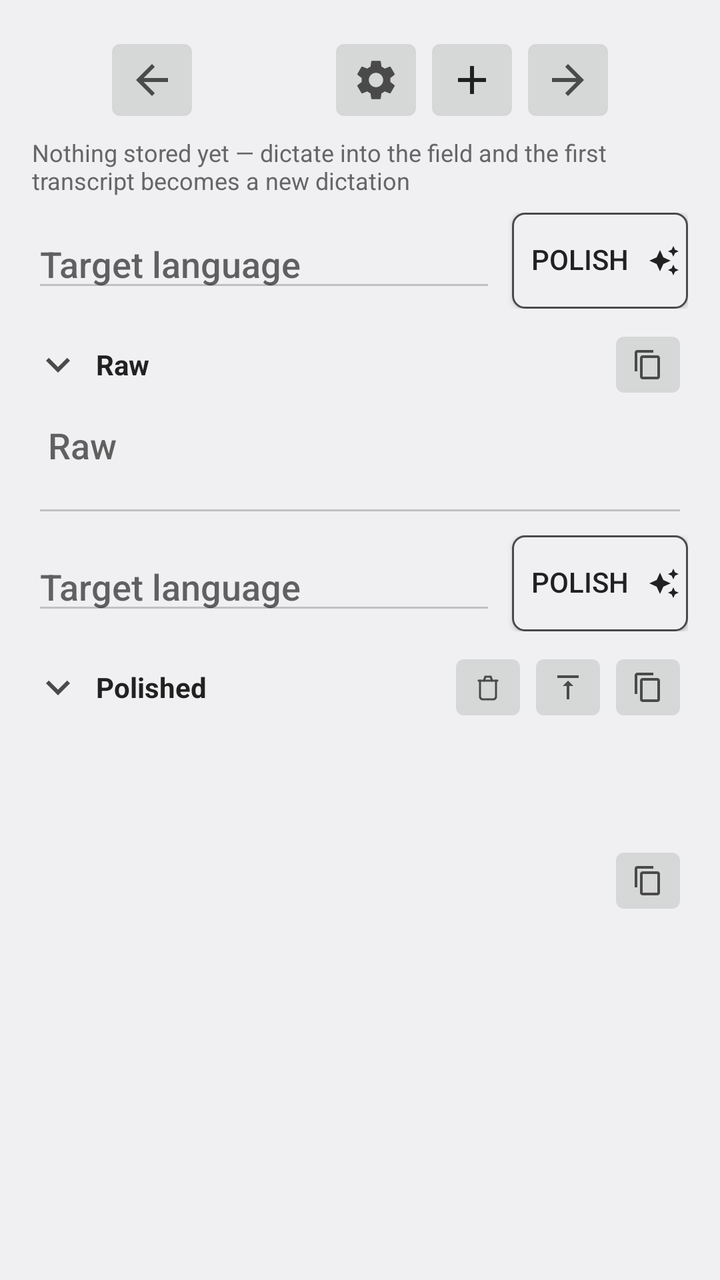
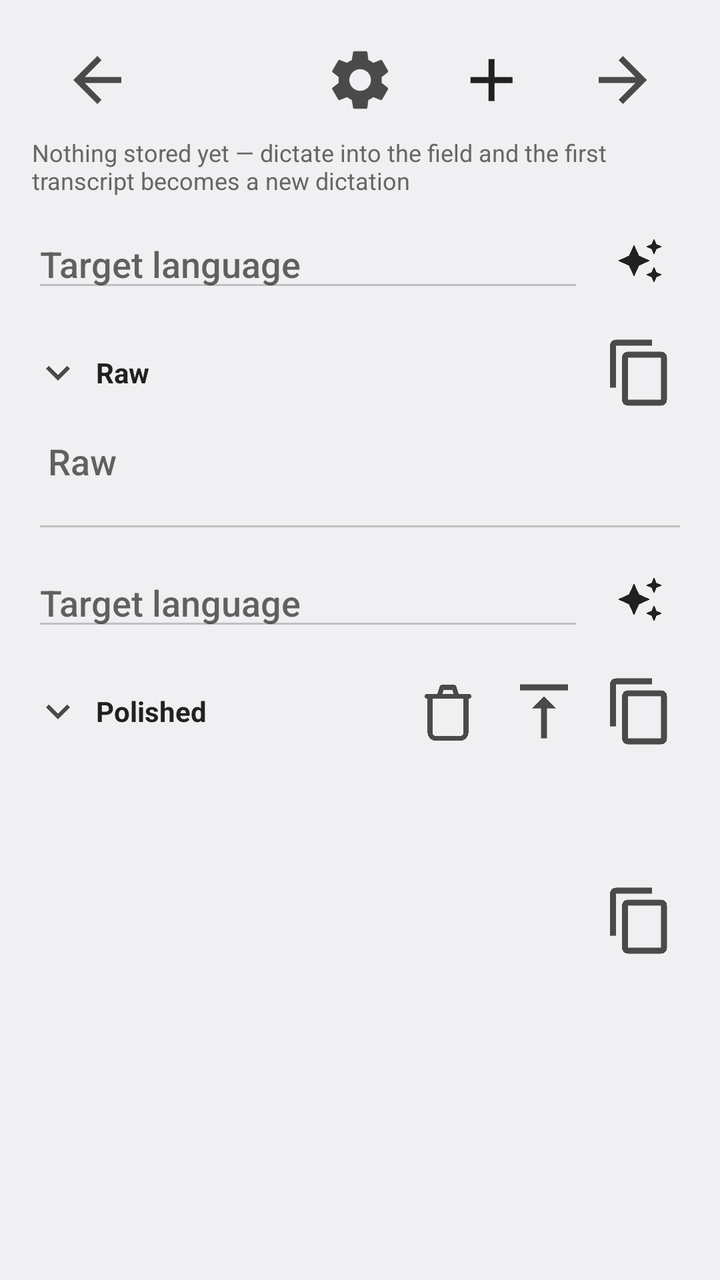

Two renders of the same Android screen: before a commit and after it. Below are the layout's source before the change and the commit's diff.
<!-- AndroidManifest.xml: activity theme Theme.PolishedRecognition.Plain -->
<!-- res/layout/activity_workbench.xml -->
<?xml version="1.0" encoding="utf-8"?>
<ScrollView xmlns:android="http://schemas.android.com/apk/res/android"
    android:id="@+id/workbench_root"
    android:layout_width="match_parent"
    android:layout_height="match_parent"
    android:fillViewport="true">

    <LinearLayout
        android:layout_width="match_parent"
        android:layout_height="wrap_content"
        android:orientation="vertical"
        android:padding="16dp">

        
        <LinearLayout
            android:layout_width="match_parent"
            android:layout_height="wrap_content"
            android:gravity="center"
            android:orientation="horizontal">

            <ImageButton
                android:id="@+id/workbench_prev"
                android:layout_width="48dp"
                android:layout_height="48dp"
                android:contentDescription="@string/workbench_older"
                android:scaleType="centerInside"
                android:src="@drawable/ic_arrow_left"
                android:tint="?android:attr/textColorSecondary" />

            <TextView
                android:id="@+id/workbench_position"
                android:layout_width="wrap_content"
                android:layout_height="wrap_content"
                android:gravity="center"
                android:minWidth="64dp"
                android:textColor="?android:attr/textColorPrimary"
                android:textSize="16sp" />

            <ImageButton
                android:id="@+id/workbench_settings"
                android:layout_width="48dp"
                android:layout_height="48dp"
                android:contentDescription="@string/workbench_settings"
                android:scaleType="centerInside"
                android:src="@drawable/ic_settings"
                android:tint="?android:attr/textColorSecondary" />

            <ImageButton
                android:id="@+id/workbench_new"
                android:layout_width="48dp"
                android:layout_height="48dp"
                android:contentDescription="@string/workbench_new"
                android:scaleType="centerInside"
                android:src="@drawable/ic_add"
                android:tint="?android:attr/textColorPrimary" />

            <ImageButton
                android:id="@+id/workbench_next"
                android:layout_width="48dp"
                android:layout_height="48dp"
                android:contentDescription="@string/workbench_newer"
                android:scaleType="centerInside"
                android:src="@drawable/ic_arrow_right"
                android:tint="?android:attr/textColorSecondary" />
        </LinearLayout>

        
        <TextView
            android:id="@+id/workbench_recovery"
            android:layout_width="match_parent"
            android:layout_height="wrap_content"
            android:layout_marginTop="4dp"
            android:background="@drawable/workbench_recovery_banner"
            android:gravity="center_vertical"
            android:minHeight="?android:attr/listPreferredItemHeightSmall"
            android:paddingStart="?android:attr/listPreferredItemPaddingStart"
            android:paddingEnd="?android:attr/listPreferredItemPaddingEnd"
            android:textColor="?android:attr/colorAccent"
            android:textSize="16sp"
            android:textStyle="bold"
            android:visibility="gone" />

        
        <TextView
            android:id="@+id/workbench_stamp"
            android:layout_width="match_parent"
            android:layout_height="wrap_content"
            android:layout_marginTop="4dp"
            android:gravity="start"
            android:textColor="?android:attr/textColorSecondary"
            android:textSize="14sp"
            android:visibility="gone" />

        
        <LinearLayout
            android:id="@+id/workbench_leftover_actions"
            style="?android:attr/buttonBarStyle"
            android:layout_width="match_parent"
            android:layout_height="wrap_content"
            android:layout_marginTop="8dp"
            android:orientation="horizontal"
            android:visibility="gone">

            <Button
                android:id="@+id/workbench_retry_stt"
                style="?android:attr/buttonBarButtonStyle"
                android:layout_width="0dp"
                android:layout_height="wrap_content"
                android:layout_weight="1"
                android:text="@string/workbench_retry_stt" />

            <Button
                android:id="@+id/workbench_restore_text"
                style="?android:attr/buttonBarButtonStyle"
                android:layout_width="0dp"
                android:layout_height="wrap_content"
                android:layout_weight="1"
                android:text="@string/workbench_restore_text"
                android:visibility="gone" />

            <Button
                android:id="@+id/workbench_share_audio"
                style="?android:attr/buttonBarButtonStyle"
                android:layout_width="0dp"
                android:layout_height="wrap_content"
                android:layout_weight="1"
                android:layout_marginStart="8dp"
                android:text="@string/workbench_share_audio" />

            <Button
                android:id="@+id/workbench_dismiss_leftover"
                style="?android:attr/buttonBarButtonStyle"
                android:layout_width="0dp"
                android:layout_height="wrap_content"
                android:layout_weight="1"
                android:layout_marginStart="8dp"
                android:text="@string/workbench_dismiss_leftover" />
        </LinearLayout>

        <TextView
            android:id="@+id/workbench_empty_hint"            android:layout_width="match_parent"
            android:layout_height="wrap_content"
            android:layout_marginTop="4dp"
            android:text="@string/workbench_empty"
            android:textColor="?android:attr/textColorTertiary"
            android:textSize="12sp" />

        
        <LinearLayout
            android:layout_width="match_parent"
            android:layout_height="wrap_content"
            android:layout_marginTop="8dp"
            android:gravity="center_vertical"
            android:orientation="horizontal">

            <AutoCompleteTextView
                android:id="@+id/workbench_language_a"
                android:layout_width="0dp"
                android:layout_height="wrap_content"
                android:layout_weight="1"
                android:clickable="true"
                android:completionThreshold="1"
                android:cursorVisible="false"
                android:focusable="false"
                android:hint="@string/workbench_language"
                android:inputType="text" />

            <Button
                android:id="@+id/workbench_polish_a"
                style="@style/AppButton"
                android:layout_width="wrap_content"
                android:layout_height="wrap_content"
                android:layout_marginStart="8dp"
                android:drawableEnd="@drawable/ic_polish"
                android:drawablePadding="4dp"
                android:drawableTint="?android:attr/textColorPrimary"
                android:text="@string/workbench_polish"
                android:textColor="?android:attr/textColorPrimary" />
        </LinearLayout>

        
        <LinearLayout
            android:id="@+id/workbench_raw_toggle"
            android:layout_width="match_parent"
            android:layout_height="wrap_content"
            android:layout_marginTop="8dp"
            android:clickable="true"
            android:contentDescription="@string/workbench_raw_toggle_desc"
            android:focusable="true"
            android:gravity="center_vertical"
            android:orientation="horizontal">

            <ImageView
                android:id="@+id/workbench_raw_chevron"
                android:layout_width="32dp"
                android:layout_height="32dp"
                android:importantForAccessibility="no"
                android:paddingStart="0dp"
                android:paddingEnd="6dp"
                android:scaleType="centerInside"
                android:src="@drawable/ic_chevron_down"
                android:tint="?android:attr/textColorSecondary" />

            <TextView
                android:layout_width="0dp"
                android:layout_height="wrap_content"
                android:layout_weight="1"
                android:text="@string/workbench_raw"
                android:textColor="?android:attr/textColorPrimary"
                android:textSize="14sp"
                android:textStyle="bold" />

            <ImageButton
                android:id="@+id/workbench_copy_raw"
                android:layout_width="40dp"
                android:layout_height="40dp"
                android:contentDescription="@string/workbench_copy_raw_desc"
                android:scaleType="centerInside"
                android:src="@drawable/ic_copy"
                android:tint="?android:attr/textColorSecondary" />
        </LinearLayout>

        <TextView
            android:id="@+id/workbench_raw_preview"
            android:layout_width="match_parent"
            android:layout_height="wrap_content"
            android:ellipsize="end"
            android:maxLines="1"
            android:textColor="?android:attr/textColorSecondary"
            android:textSize="14sp"
            android:visibility="gone" />

        <EditText
            android:id="@+id/workbench_raw"
            android:layout_width="match_parent"
            android:layout_height="wrap_content"
            android:gravity="top|start"
            android:hint="@string/workbench_raw"
            android:importantForAutofill="no"
            android:inputType="textMultiLine|textCapSentences"
            android:minLines="2"
            android:padding="8dp" />

        
        <LinearLayout
            android:layout_width="match_parent"
            android:layout_height="wrap_content"
            android:layout_marginTop="4dp"
            android:gravity="center_vertical"
            android:orientation="horizontal">

            <AutoCompleteTextView
                android:id="@+id/workbench_language_b"
                android:layout_width="0dp"
                android:layout_height="wrap_content"
                android:layout_weight="1"
                android:clickable="true"
                android:completionThreshold="1"
                android:cursorVisible="false"
                android:focusable="false"
                android:hint="@string/workbench_language"
                android:inputType="text" />

            <Button
                android:id="@+id/workbench_polish_b"
                style="@style/AppButton"
                android:layout_width="wrap_content"
                android:layout_height="wrap_content"
                android:layout_marginStart="8dp"
                android:drawableEnd="@drawable/ic_polish"
                android:drawablePadding="4dp"
                android:drawableTint="?android:attr/textColorPrimary"
                android:text="@string/workbench_polish"
                android:textColor="?android:attr/textColorPrimary" />
        </LinearLayout>

        
        <LinearLayout
            android:id="@+id/workbench_polished_toggle"
            android:layout_width="match_parent"
            android:layout_height="wrap_content"
            android:layout_marginTop="8dp"
            android:clickable="true"
            android:contentDescription="@string/workbench_polished_toggle_desc"
            android:focusable="true"
            android:gravity="center_vertical"
            android:orientation="horizontal">

            <ImageView
                android:id="@+id/workbench_polished_chevron"
                android:layout_width="32dp"
                android:layout_height="32dp"
                android:importantForAccessibility="no"
                android:paddingStart="0dp"
                android:paddingEnd="6dp"
                android:scaleType="centerInside"
                android:src="@drawable/ic_chevron_down"
                android:tint="?android:attr/textColorSecondary" />

            <TextView
                android:layout_width="0dp"
                android:layout_height="wrap_content"
                android:layout_weight="1"
                android:text="@string/workbench_polished"
                android:textColor="?android:attr/textColorPrimary"
                android:textSize="14sp"
                android:textStyle="bold" />

            <ImageButton
                android:id="@+id/workbench_clear_polished_b"
                android:layout_width="40dp"
                android:layout_height="40dp"
                android:contentDescription="@string/workbench_clear_polished"
                android:scaleType="centerInside"
                android:src="@drawable/ic_delete_outline"
                android:tint="?android:attr/textColorSecondary" />

            <ImageButton
                android:id="@+id/workbench_promote_b"
                android:layout_width="40dp"
                android:layout_height="40dp"
                android:contentDescription="@string/workbench_promote"
                android:scaleType="centerInside"
                android:src="@drawable/ic_promote"
                android:tint="?android:attr/textColorSecondary" />

            <ImageButton
                android:id="@+id/workbench_copy_polished"
                android:layout_width="40dp"
                android:layout_height="40dp"
                android:contentDescription="@string/workbench_copy_polished_desc"
                android:scaleType="centerInside"
                android:src="@drawable/ic_copy"
                android:tint="?android:attr/textColorSecondary" />
        </LinearLayout>

        <TextView
            android:id="@+id/workbench_polished_preview"
            android:layout_width="match_parent"
            android:layout_height="wrap_content"
            android:ellipsize="end"
            android:maxLines="1"
            android:textColor="?android:attr/textColorSecondary"
            android:textSize="14sp"
            android:visibility="gone" />

        <TextView
            android:id="@+id/workbench_polished"
            android:layout_width="match_parent"
            android:layout_height="wrap_content"
            android:focusable="false"
            android:longClickable="false"
            android:minLines="2"
            android:padding="8dp"
            android:textColor="?android:attr/textColorPrimary"
            android:textSize="16sp" />

        
        <LinearLayout
            android:id="@+id/workbench_actions_c"
            android:layout_width="match_parent"
            android:layout_height="wrap_content"
            android:gravity="center_vertical|end"
            android:orientation="horizontal">

            <ImageButton
                android:id="@+id/workbench_copy_polished_bottom"
                android:layout_width="40dp"
                android:layout_height="40dp"
                android:contentDescription="@string/workbench_copy_polished_desc"
                android:scaleType="centerInside"
                android:src="@drawable/ic_copy"
                android:tint="?android:attr/textColorSecondary" />
        </LinearLayout>
    </LinearLayout>
</ScrollView>
<!-- resources referenced by this layout -->
<resources>
  <!-- drawable ic_add (drawable) -->
  <?xml version="1.0" encoding="utf-8"?>
  <vector xmlns:android="http://schemas.android.com/apk/res/android"
      android:width="24dp"
      android:height="24dp"
      android:viewportWidth="24"
      android:viewportHeight="24">
      <path
          android:fillColor="#FF000000"
          android:pathData="M19,13h-6v6h-2v-6H5v-2h6V5h2v6h6v2z" />
  </vector>
  <!-- drawable ic_arrow_right (drawable) -->
  <?xml version="1.0" encoding="utf-8"?>
  <vector xmlns:android="http://schemas.android.com/apk/res/android"
      android:width="24dp"
      android:height="24dp"
      android:viewportWidth="24"
      android:viewportHeight="24">
      <path
          android:fillColor="#FF000000"
          android:pathData="M12,4l-1.41,1.41L16.17,11H4v2h12.17l-5.58,5.59L12,20l8,-8z" />
  </vector>
  <!-- drawable ic_chevron_down (drawable) -->
  <?xml version="1.0" encoding="utf-8"?>
  <vector xmlns:android="http://schemas.android.com/apk/res/android"
      android:width="24dp"
      android:height="24dp"
      android:viewportWidth="24"
      android:viewportHeight="24">
      <path
          android:fillColor="#FF000000"
          android:pathData="M7.41,8.59L12,13.17l4.59,-4.58L18,10l-6,6 -6,-6z" />
  </vector>
  <!-- drawable ic_promote (drawable) -->
  <?xml version="1.0" encoding="utf-8"?>
  <vector xmlns:android="http://schemas.android.com/apk/res/android"
      android:width="24dp"
      android:height="24dp"
      android:viewportWidth="24"
      android:viewportHeight="24">
      <path
          android:fillColor="#FF000000"
          android:pathData="M8,11h3v10h2V11h3l-4,-4L8,11zM4,3v2h16V3H4z" />
  </vector>
  <string name="workbench_clear_polished">Empty the Polished field</string>
  <string name="workbench_copy_polished_desc">Copy the polished text to the clipboard</string>
  <string name="workbench_copy_raw_desc">Copy the raw text to the clipboard</string>
  <string name="workbench_dismiss_leftover">Dismiss</string>
  <string name="workbench_empty">Nothing stored yet — dictate into the field and the first transcript becomes a new dictation</string>
  <string name="workbench_language">Target language</string>
  <string name="workbench_new">New dictation</string>
  <string name="workbench_newer">Newer dictation</string>
  <string name="workbench_older">Older dictation</string>
  <string name="workbench_polish">Polish</string>
  <string name="workbench_polished">Polished</string>
  <string name="workbench_polished_toggle_desc">Collapse or expand the polished text</string>
  <string name="workbench_promote">Make Polished the new RAW</string>
  <string name="workbench_raw">Raw</string>
  <string name="workbench_raw_toggle_desc">Collapse or expand the raw text</string>
  <string name="workbench_restore_text">Restore text</string>
  <string name="workbench_retry_stt">Retry STT</string>
  <string name="workbench_settings">Settings</string>
  <string name="workbench_share_audio">Share audio</string>
  <style name="AppButton">
          <item name="android:background">@drawable/app_button_bg</item>
          <item name="android:paddingStart">4dp</item>
          <item name="android:paddingEnd">4dp</item>
          <item name="android:paddingTop">4dp</item>
          <item name="android:paddingBottom">4dp</item>
          <item name="android:includeFontPadding">false</item>
      </style>
  <color name="recording_icon_tint">#000000</color>
  <!-- drawable app_button_bg (drawable) -->
  <?xml version="1.0" encoding="utf-8"?>
  <ripple xmlns:android="http://schemas.android.com/apk/res/android"
      android:color="?android:attr/colorControlHighlight">
      <item>
          <shape android:shape="rectangle">
              <solid android:color="?android:attr/colorBackground" />
              <stroke
                  android:width="1dp"
                  android:color="?android:attr/textColorSecondary" />
              <corners android:radius="6dp" />
          </shape>
      </item>
  </ripple>
  <color name="control_quiet">#33000000</color>
  <!-- unchanged entries left out for length: 7 -->
</resources>

<!-- the commit's change to res/layout/activity_workbench.xml (unified diff, before → after) -->
@@ -15,52 +15,55 @@
         <LinearLayout
             android:layout_width="match_parent"
             android:layout_height="wrap_content"
-            android:gravity="center"
             android:orientation="horizontal">
 
             <ImageButton
                 android:id="@+id/workbench_prev"
-                android:layout_width="48dp"
-                android:layout_height="48dp"
+                style="@style/WorkbenchIconButton"
+                android:layout_width="0dp"
+                android:layout_weight="1"
                 android:contentDescription="@string/workbench_older"
-                android:scaleType="centerInside"
                 android:src="@drawable/ic_arrow_left"
+                android:tooltipText="@string/workbench_older"
                 android:tint="?android:attr/textColorSecondary" />
 
             <TextView
                 android:id="@+id/workbench_position"
-                android:layout_width="wrap_content"
-                android:layout_height="wrap_content"
+                android:layout_width="0dp"
+                android:layout_height="48dp"
+                android:layout_weight="1"
                 android:gravity="center"
-                android:minWidth="64dp"
                 android:textColor="?android:attr/textColorPrimary"
                 android:textSize="16sp" />
 
             <ImageButton
                 android:id="@+id/workbench_settings"
-                android:layout_width="48dp"
-                android:layout_height="48dp"
+                style="@style/WorkbenchIconButton"
+                android:layout_width="0dp"
+                android:layout_weight="1"
                 android:contentDescription="@string/workbench_settings"
-                android:scaleType="centerInside"
                 android:src="@drawable/ic_settings"
+                android:tooltipText="@string/workbench_settings"
                 android:tint="?android:attr/textColorSecondary" />
 
             <ImageButton
                 android:id="@+id/workbench_new"
-                android:layout_width="48dp"
-                android:layout_height="48dp"
+                style="@style/WorkbenchIconButton"
+                android:layout_width="0dp"
+                android:layout_weight="1"
                 android:contentDescription="@string/workbench_new"
-                android:scaleType="centerInside"
                 android:src="@drawable/ic_add"
+                android:tooltipText="@string/workbench_new"
                 android:tint="?android:attr/textColorPrimary" />
 
             <ImageButton
                 android:id="@+id/workbench_next"
-                android:layout_width="48dp"
-                android:layout_height="48dp"
+                style="@style/WorkbenchIconButton"
+                android:layout_width="0dp"
+                android:layout_weight="1"
                 android:contentDescription="@string/workbench_newer"
-                android:scaleType="centerInside"
                 android:src="@drawable/ic_arrow_right"
+                android:tooltipText="@string/workbench_newer"
                 android:tint="?android:attr/textColorSecondary" />
         </LinearLayout>
 
@@ -165,17 +168,15 @@
                 android:hint="@string/workbench_language"
                 android:inputType="text" />
 
-            <Button
+            
+            <ImageButton
                 android:id="@+id/workbench_polish_a"
-                style="@style/AppButton"
-                android:layout_width="wrap_content"
-                android:layout_height="wrap_content"
-                android:layout_marginStart="8dp"
-                android:drawableEnd="@drawable/ic_polish"
-                android:drawablePadding="4dp"
-                android:drawableTint="?android:attr/textColorPrimary"
-                android:text="@string/workbench_polish"
-                android:textColor="?android:attr/textColorPrimary" />
+                style="@style/WorkbenchIconButton"
+                android:layout_marginStart="4dp"
+                android:contentDescription="@string/workbench_polish"
+                android:src="@drawable/ic_polish"
+                android:tooltipText="@string/workbench_polish"
+                android:tint="?android:attr/textColorPrimary" />
         </LinearLayout>
 
         
@@ -212,11 +213,10 @@
 
             <ImageButton
                 android:id="@+id/workbench_copy_raw"
-                android:layout_width="40dp"
-                android:layout_height="40dp"
+                style="@style/WorkbenchIconButton"
                 android:contentDescription="@string/workbench_copy_raw_desc"
-                android:scaleType="centerInside"
                 android:src="@drawable/ic_copy"
+                android:tooltipText="@string/workbench_copy_raw_desc"
                 android:tint="?android:attr/textColorSecondary" />
         </LinearLayout>
 
@@ -261,17 +261,14 @@
                 android:hint="@string/workbench_language"
                 android:inputType="text" />
 
-            <Button
+            <ImageButton
                 android:id="@+id/workbench_polish_b"
-                style="@style/AppButton"
-                android:layout_width="wrap_content"
-                android:layout_height="wrap_content"
-                android:layout_marginStart="8dp"
-                android:drawableEnd="@drawable/ic_polish"
-                android:drawablePadding="4dp"
-                android:drawableTint="?android:attr/textColorPrimary"
-                android:text="@string/workbench_polish"
-                android:textColor="?android:attr/textColorPrimary" />
+                style="@style/WorkbenchIconButton"
+                android:layout_marginStart="4dp"
+                android:contentDescription="@string/workbench_polish"
+                android:src="@drawable/ic_polish"
+                android:tooltipText="@string/workbench_polish"
+                android:tint="?android:attr/textColorPrimary" />
         </LinearLayout>
 
         
@@ -306,31 +303,29 @@
                 android:textSize="14sp"
                 android:textStyle="bold" />
 
+            
             <ImageButton
                 android:id="@+id/workbench_clear_polished_b"
-                android:layout_width="40dp"
-                android:layout_height="40dp"
+                style="@style/WorkbenchIconButton"
                 android:contentDescription="@string/workbench_clear_polished"
-                android:scaleType="centerInside"
                 android:src="@drawable/ic_delete_outline"
+                android:tooltipText="@string/workbench_clear_polished"
                 android:tint="?android:attr/textColorSecondary" />
 
             <ImageButton
                 android:id="@+id/workbench_promote_b"
-                android:layout_width="40dp"
-                android:layout_height="40dp"
+                style="@style/WorkbenchIconButton"
                 android:contentDescription="@string/workbench_promote"
-                android:scaleType="centerInside"
                 android:src="@drawable/ic_promote"
+                android:tooltipText="@string/workbench_promote"
                 android:tint="?android:attr/textColorSecondary" />
 
             <ImageButton
                 android:id="@+id/workbench_copy_polished"
-                android:layout_width="40dp"
-                android:layout_height="40dp"
+                style="@style/WorkbenchIconButton"
                 android:contentDescription="@string/workbench_copy_polished_desc"
-                android:scaleType="centerInside"
                 android:src="@drawable/ic_copy"
+                android:tooltipText="@string/workbench_copy_polished_desc"
                 android:tint="?android:attr/textColorSecondary" />
         </LinearLayout>
 
@@ -365,11 +360,10 @@
 
             <ImageButton
                 android:id="@+id/workbench_copy_polished_bottom"
-                android:layout_width="40dp"
-                android:layout_height="40dp"
+                style="@style/WorkbenchIconButton"
                 android:contentDescription="@string/workbench_copy_polished_desc"
-                android:scaleType="centerInside"
                 android:src="@drawable/ic_copy"
+                android:tooltipText="@string/workbench_copy_polished_desc"
                 android:tint="?android:attr/textColorSecondary" />
         </LinearLayout>
     </LinearLayout>
<!-- resource entries referenced after the edit -->
@@ -63,29 +63,15 @@
   <string name="workbench_retry_stt">Retry STT</string>
   <string name="workbench_settings">Settings</string>
   <string name="workbench_share_audio">Share audio</string>
-  <style name="AppButton">
-          <item name="android:background">@drawable/app_button_bg</item>
-          <item name="android:paddingStart">4dp</item>
-          <item name="android:paddingEnd">4dp</item>
-          <item name="android:paddingTop">4dp</item>
-          <item name="android:paddingBottom">4dp</item>
-          <item name="android:includeFontPadding">false</item>
+  <style name="WorkbenchIconButton">
+          <item name="android:background">?android:attr/selectableItemBackgroundBorderless</item>
+          <item name="android:layout_width">48dp</item>
+          <item name="android:layout_height">48dp</item>
+          <item name="android:scaleX">1.5</item>
+          <item name="android:scaleY">1.5</item>
+          <item name="android:scaleType">centerInside</item>
       </style>
   <color name="recording_icon_tint">#000000</color>
-  <!-- drawable app_button_bg (drawable) -->
-  <?xml version="1.0" encoding="utf-8"?>
-  <ripple xmlns:android="http://schemas.android.com/apk/res/android"
-      android:color="?android:attr/colorControlHighlight">
-      <item>
-          <shape android:shape="rectangle">
-              <solid android:color="?android:attr/colorBackground" />
-              <stroke
-                  android:width="1dp"
-                  android:color="?android:attr/textColorSecondary" />
-              <corners android:radius="6dp" />
-          </shape>
-      </item>
-  </ripple>
   <color name="control_quiet">#33000000</color>
   <!-- unchanged entries left out for length: 7 -->
 </resources>
